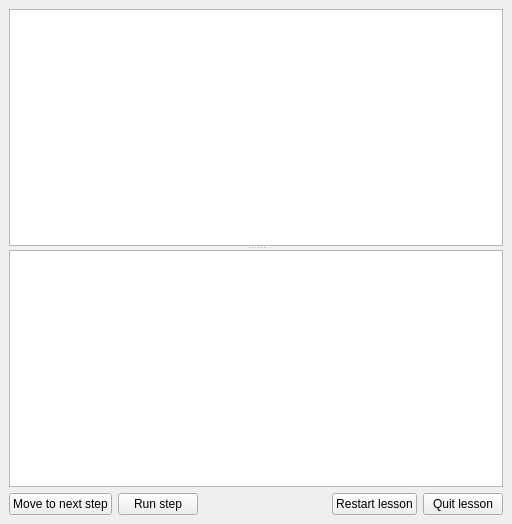
Qt form lessons/lessonwidget.ui (planetfederal/qgis-lessons-plugin) before a commit.
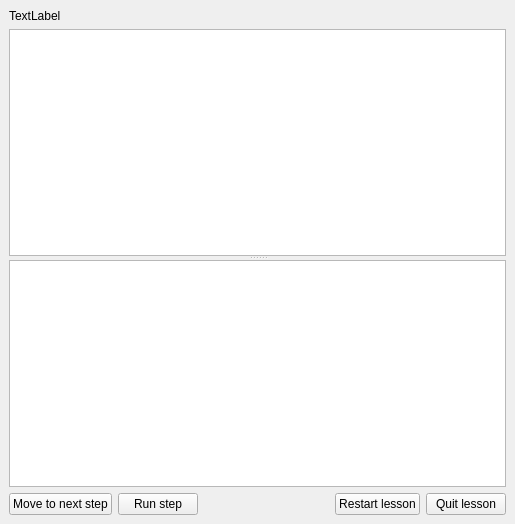
The same form after that commit.

Commit message: show lesson name in lesson panel

```diff
--- a/lessons/lessonwidget.ui
+++ b/lessons/lessonwidget.ui
@@ -6,7 +6,7 @@
    <rect>
     <x>0</x>
     <y>0</y>
-    <width>512</width>
+    <width>515</width>
     <height>524</height>
    </rect>
   </property>
@@ -24,6 +24,13 @@
   </property>
   <widget class="QWidget" name="dockWidgetContents">
    <layout class="QVBoxLayout" name="verticalLayout">
+    <item>
+     <widget class="QLabel" name="lessonNameLabel">
+      <property name="text">
+       <string>TextLabel</string>
+      </property>
+     </widget>
+    </item>
     <item>
      <widget class="QSplitter" name="splitter">
       <property name="orientation">
```
The commit also changes 1 other file.
